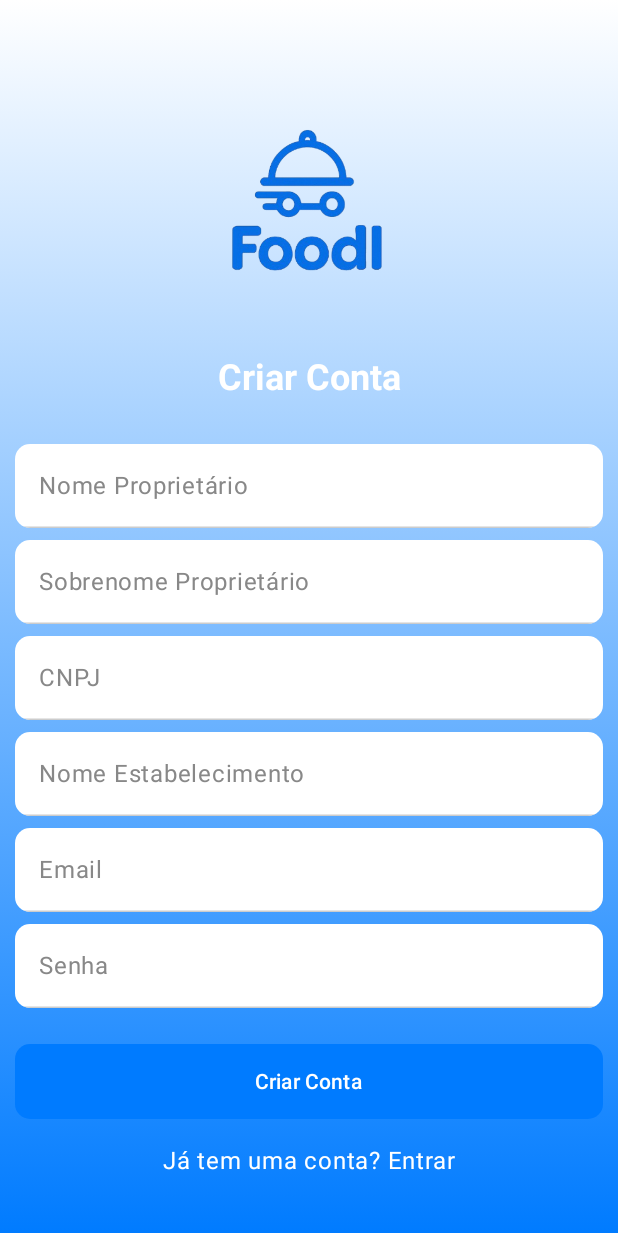
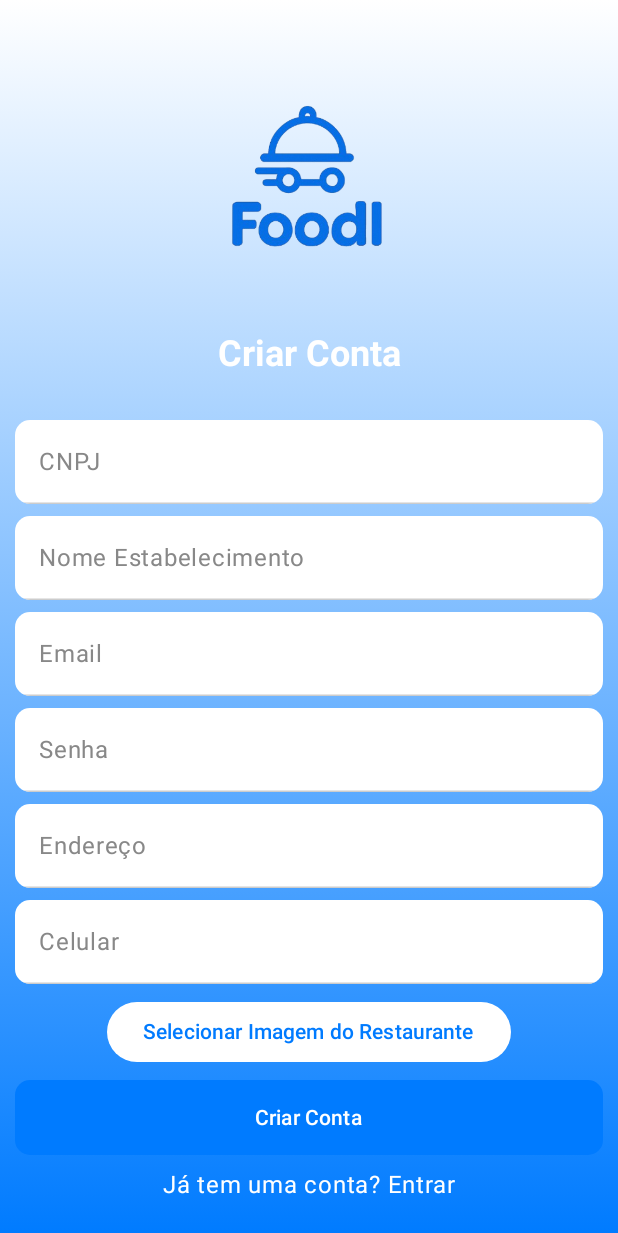
Before and after one commit to Sallazarr/CRUDFoodI, an Android app built with Jetpack Compose: the RegisterScreen screen opened through its navigation route, after a tap on "Deseja cadastrar um restaurante?", on a phone screen of 412 x 824 dp. Shown: the top 1233 px of the screen. Run offline under Robolectric (Android 15) with nearby library versions, the phone set to English and light mode, and no system bars.

Commit message:
Register db and login validation

```diff
--- a/app/src/main/java/com/example/crudfoodi/MainActivity.kt
+++ b/app/src/main/java/com/example/crudfoodi/MainActivity.kt
@@ -10,8 +10,8 @@ import androidx.compose.material3.TextFieldDefaults
 import androidx.compose.foundation.background // <--- Este aqui é o que falta!
 import androidx.navigation.NavHostController
 import androidx.compose.ui.text.input.PasswordVisualTransformation
+import com.example.crudfoodi.db.DBHelper
 
-import androidx.navigation.compose.rememberNavController
 import androidx.compose.ui.graphics.Brush
 
 import androidx.compose.material3.TextField
@@ -33,20 +33,18 @@ import androidx.compose.ui.Modifier
 
 import com.example.crudfoodi.ui.theme.CRUDFoodITheme
 
-//Import para SQLite
-import android.content.Context
-import android.database.sqlite.SQLiteDatabase
-import android.database.sqlite.SQLiteOpenHelper
-import androidx.appcompat.app.AppCompatActivity
 
-import androidx.activity.compose.setContent
 import androidx.compose.foundation.layout.*
 import androidx.compose.material3.*
 import androidx.compose.ui.text.TextStyle
 import androidx.compose.ui.text.font.FontWeight
 
-import androidx.compose.ui.unit.dp
+
 import androidx.compose.ui.unit.sp
+
+import android.widget.Toast
+import androidx.compose.runtime.*
+import androidx.compose.ui.platform.LocalContext
 
 class MainActivity : ComponentActivity() {
 
@@ -63,6 +61,15 @@ class MainActivity : ComponentActivity() {
 
 @Composable
 fun LoginScreen(navController: NavHostController){
+
+ val context = LocalContext.current
+ val dbHelper = DBHelper(context)
+
+ var email by remember { mutableStateOf("") }
+ var senha by remember { mutableStateOf("") }
+
+ var mostrarDialogo by remember { mutableStateOf(false) }
+ var tipoDialogo by remember { mutableStateOf(Pair(false, false)) }
 
  // Toda a tela com cor de fundo personalizada
  Box(
@@ -102,8 +109,8 @@ fun LoginScreen(navController: NavHostController){
 
    // Input de Email
    TextField(
-    value = "",
-    onValueChange = {},
+    value = email,
+    onValueChange = {email = it},
     label = { Text("Email") },
     modifier = Modifier
      .fillMaxWidth()
@@ -128,8 +135,8 @@ fun LoginScreen(navController: NavHostController){
    TextField(
     visualTransformation = PasswordVisualTransformation(),
 
-            value = "",
-    onValueChange = {},
+            value = senha,
+    onValueChange = {senha = it},
     label = { Text("Senha") },
     modifier = Modifier
      .fillMaxWidth()
@@ -151,7 +158,27 @@ fun LoginScreen(navController: NavHostController){
 
    // Botão de Entrar
    Button(
-    onClick = {},
+    onClick = {val (clienteExiste, restauranteExiste) = dbHelper.verificarTiposDeConta(email)
+
+     when {
+      clienteExiste && restauranteExiste -> {
+       tipoDialogo = Pair(true, true)
+       mostrarDialogo = true
+      }
+
+      clienteExiste -> {
+       navController.navigate("home_cliente")
+      }
+
+      restauranteExiste -> {
+       navController.navigate("home_restaurante")
+      }
+
+      else -> {
+       Toast.makeText(context, "Email ou senha inválidos", Toast.LENGTH_SHORT).show()
+      }
+     }},
+
     modifier = Modifier
      .fillMaxWidth()
      .height(50.dp), // Altura do botão
@@ -181,5 +208,31 @@ fun LoginScreen(navController: NavHostController){
     color = Color(0xFFffffff)
    )
   }
+
+  // 🔽 Dialogo de escolha se for os dois
+  if (mostrarDialogo && tipoDialogo.first && tipoDialogo.second) {
+   AlertDialog(
+    onDismissRequest = { mostrarDialogo = false },
+    confirmButton = {
+     TextButton(onClick = {
+      mostrarDialogo = false
+      navController.navigate("home_cliente")
+     }) {
+      Text("Entrar como Cliente")
+     }
+    },
+    dismissButton = {
+     TextButton(onClick = {
+      mostrarDialogo = false
+      navController.navigate("home_restaurante")
+     }) {
+      Text("Entrar como Restaurante")
+     }
+    },
+    title = { Text("Tipo de Conta") },
+    text = { Text("Email cadastrado como Cliente e Restaurante. Como deseja entrar?") }
+   )
+  }
+
  }
 }
--- a/app/src/main/java/com/example/crudfoodi/register.kt
+++ b/app/src/main/java/com/example/crudfoodi/register.kt
@@ -1,20 +1,43 @@
 package com.example.crudfoodi
+
+import android.widget.Toast
 import androidx.compose.foundation.clickable
+
+import androidx.compose.ui.unit.dp
+
+import androidx.compose.ui.draw.clip
+
+import androidx.compose.foundation.background
+
+import androidx.compose.material3.TextField
+
+import androidx.compose.foundation.Image
+import androidx.compose.ui.res.painterResource
+import androidx.compose.foundation.layout.*
+import androidx.compose.material3.*
+import androidx.compose.runtime.*
+
+import androidx.compose.ui.platform.LocalContext
+
+import androidx.compose.ui.unit.sp
+import com.example.crudfoodi.db.DBHelper
+
+
+
 
 import androidx.compose.ui.Alignment
 import androidx.compose.ui.graphics.Color
-import androidx.compose.ui.unit.dp
+
 import androidx.compose.foundation.shape.RoundedCornerShape
-import androidx.compose.ui.draw.clip
+
 import androidx.compose.material3.TextFieldDefaults
-import androidx.compose.foundation.background // <--- Este aqui é o que falta!
+
 import androidx.navigation.NavHostController
 import androidx.compose.ui.graphics.Brush
 
-import androidx.compose.material3.TextField
+
 import androidx.compose.material3.ButtonDefaults
-import androidx.compose.foundation.Image
-import androidx.compose.ui.res.painterResource
+
 
 
 import androidx.compose.foundation.layout.fillMaxSize
@@ -23,18 +46,24 @@ import androidx.compose.material3.Text
 import androidx.compose.runtime.Composable
 import androidx.compose.ui.Modifier
 
-//Import para SQLite
-
-import androidx.compose.foundation.layout.*
-import androidx.compose.material3.*
 import androidx.compose.ui.text.TextStyle
 import androidx.compose.ui.text.font.FontWeight
 
-import androidx.compose.ui.unit.sp
 
 @Composable
 fun RegisterScreen(navController: NavHostController) {
     // Tela de Registro
+
+    // Variáveis de estado para os campos
+    var nome by remember { mutableStateOf("") }
+    var sobrenome by remember { mutableStateOf("") }
+    var celular by remember { mutableStateOf("") }
+    var email by remember { mutableStateOf("") }
+    var senha by remember { mutableStateOf("") }
+
+    val context = LocalContext.current
+    val db = DBHelper(context)
+
     Box(
         modifier = Modifier
             .fillMaxSize()
@@ -67,8 +96,8 @@ fun RegisterScreen(navController: NavHostController) {
 
             // Inputs de Registro
             TextField(
-                value = "",
-                onValueChange = {},
+                value = nome,
+                onValueChange = {nome = it},
                 label = { Text("Nome") },
                 modifier = Modifier
                     .fillMaxWidth()
@@ -88,8 +117,8 @@ fun RegisterScreen(navController: NavHostController) {
             Spacer(modifier = Modifier.height(16.dp))
 
             TextField(
-                value = "",
-                onValueChange = {},
+                value = sobrenome,
+                onValueChange = {sobrenome = it},
                 label = { Text("Sobrenome") },
                 modifier = Modifier
                     .fillMaxWidth()
@@ -109,8 +138,8 @@ fun RegisterScreen(navController: NavHostController) {
             Spacer(modifier = Modifier.height(16.dp))
 
             TextField(
-                value = "",
-                onValueChange = {},
+                value = email,
+                onValueChange = {email = it},
                 label = { Text("Email") },
                 modifier = Modifier
                     .fillMaxWidth()
@@ -130,8 +159,8 @@ fun RegisterScreen(navController: NavHostController) {
             Spacer(modifier = Modifier.height(16.dp))
 
             TextField(
-                value = "",
-                onValueChange = {},
+                value = celular,
+                onValueChange = {celular = it},
                 label = { Text("Celular") },
                 modifier = Modifier
                     .fillMaxWidth()
@@ -151,8 +180,8 @@ fun RegisterScreen(navController: NavHostController) {
             Spacer(modifier = Modifier.height(16.dp))
 
             TextField(
-                value = "",
-                onValueChange = {},
+                value = senha,
+                onValueChange = {senha = it},
                 label = { Text("Senha") },
                 modifier = Modifier
                     .fillMaxWidth()
@@ -172,7 +201,16 @@ fun RegisterScreen(navController: NavHostController) {
             Spacer(modifier = Modifier.height(24.dp))
 
             Button(
-                onClick = {},
+                onClick = {
+                    val resultado = db.inserirCliente(nome, sobrenome, celular, email, senha)
+
+                    if (resultado) {
+                        Toast.makeText(context, "Cadastro realizado com sucesso!", Toast.LENGTH_LONG).show()
+                        navController.navigate("login")
+                    } else {
+                        Toast.makeText(context, "Erro ao cadastrar!", Toast.LENGTH_LONG).show()
+                    }
+                },
                 modifier = Modifier
                     .fillMaxWidth()
                     .height(50.dp),
@@ -188,7 +226,7 @@ fun RegisterScreen(navController: NavHostController) {
             Text(
                 text = "Já tem uma conta? Entrar",
                 color = Color(0xFFffffff),
-                modifier = Modifier.clickable { navController.navigate("MainActivity") }
+                modifier = Modifier.clickable { navController.navigate("login") }
             )
             Text(
                 text = "Deseja cadastrar um restaurante?",
--- a/app/src/main/java/com/example/crudfoodi/registerStore.kt
+++ b/app/src/main/java/com/example/crudfoodi/registerStore.kt
@@ -1,5 +1,5 @@
 package com.example.crudfoodi
-
+import com.example.crudfoodi.db.DBHelper
 import androidx.compose.foundation.clickable
 
 import androidx.compose.ui.Alignment
@@ -35,9 +35,40 @@ import androidx.compose.ui.text.font.FontWeight
 
 import androidx.compose.ui.unit.sp
 
+import androidx.compose.runtime.mutableStateOf
+import androidx.compose.runtime.remember
+
+import android.net.Uri
+import android.widget.Toast
+
+import androidx.activity.compose.rememberLauncherForActivityResult
+import androidx.activity.result.contract.ActivityResultContracts
+import androidx.compose.ui.platform.LocalContext
+import androidx.compose.runtime.getValue
+import androidx.compose.runtime.setValue
+
+
 @Composable
 fun RegisterStoreScreen(navController: NavHostController) {
     // Tela de Registro
+
+    val context = LocalContext.current
+    val dbHelper = DBHelper(context)
+
+
+
+    var endereco by remember { mutableStateOf("") }
+    var celular by remember { mutableStateOf("") }
+    var cnpj by remember { mutableStateOf("") }
+    var nomeLoja by remember { mutableStateOf("") }
+    var email by remember { mutableStateOf("") }
+    var senha by remember { mutableStateOf("") }
+
+    val imageUri = remember { mutableStateOf<Uri?>(null) }
+
+    val launcher = rememberLauncherForActivityResult(ActivityResultContracts.GetContent()) { uri ->
+        imageUri.value = uri
+    }
     Box(
         modifier = Modifier
             .fillMaxSize()
@@ -73,10 +104,95 @@ fun RegisterStoreScreen(navController: NavHostController) {
             Spacer(modifier = Modifier.height(30.dp))
 
             // Inputs de Registro
+
             TextField(
-                value = "",
-                onValueChange = {},
-                label = { Text("Nome Proprietário") },
+                value = cnpj,
+                onValueChange = {cnpj = it},
+                label = { Text("CNPJ") },
+                modifier = Modifier
+                    .fillMaxWidth()
+                    .clip(RoundedCornerShape(10.dp)),
+                colors = TextFieldDefaults.colors(
+                    focusedContainerColor = Color.White,
+                    unfocusedContainerColor = Color.White,
+                    focusedIndicatorColor = Color(0xFF007bff),
+                    unfocusedIndicatorColor = Color.LightGray,
+                    focusedLabelColor = Color(0xFF007bff),
+                    unfocusedLabelColor = Color.Gray,
+                    cursorColor = Color(0xFF007bff)
+                ),
+                textStyle = TextStyle(color = Color.Black)
+            )
+
+            Spacer(modifier = Modifier.height(8.dp))
+
+            TextField(
+                value = nomeLoja,
+                onValueChange = {nomeLoja = it},
+                label = { Text("Nome Estabelecimento") },
+                modifier = Modifier
+                    .fillMaxWidth()
+                    .clip(RoundedCornerShape(10.dp)),
+                colors = TextFieldDefaults.colors(
+                    focusedContainerColor = Color.White,
+                    unfocusedContainerColor = Color.White,
+                    focusedIndicatorColor = Color(0xFF007bff),
+                    unfocusedIndicatorColor = Color.LightGray,
+                    focusedLabelColor = Color(0xFF007bff),
+                    unfocusedLabelColor = Color.Gray,
+                    cursorColor = Color(0xFF007bff)
+                ),
+                textStyle = TextStyle(color = Color.Black)
+            )
+
+            Spacer(modifier = Modifier.height(8.dp))
+
+            TextField(
+                value = email,
+                onValueChange = {email = it},
+                label = { Text("Email") },
+                modifier = Modifier
+                    .fillMaxWidth()
+                    .clip(RoundedCornerShape(10.dp)),
+                colors = TextFieldDefaults.colors(
+                    focusedContainerColor = Color.White,
+                    unfocusedContainerColor = Color.White,
+                    focusedIndicatorColor = Color(0xFF007bff),
+                    unfocusedIndicatorColor = Color.LightGray,
+                    focusedLabelColor = Color(0xFF007bff),
+                    unfocusedLabelColor = Color.Gray,
+                    cursorColor = Color(0xFF007bff)
+                ),
+                textStyle = TextStyle(color = Color.Black)
+            )
+
+            Spacer(modifier = Modifier.height(8.dp))
+
+            TextField(
+                value = senha,
+                onValueChange = {senha = it},
+                label = { Text("Senha") },
+                modifier = Modifier
+                    .fillMaxWidth()
+                    .clip(RoundedCornerShape(10.dp)),
+                colors = TextFieldDefaults.colors(
+                    focusedContainerColor = Color.White,
+                    unfocusedContainerColor = Color.White,
+                    focusedIndicatorColor = Color(0xFF007bff),
+                    unfocusedIndicatorColor = Color.LightGray,
+                    focusedLabelColor = Color(0xFF007bff),
+                    unfocusedLabelColor = Color.Gray,
+                    cursorColor = Color(0xFF007bff)
+                ),
+                textStyle = TextStyle(color = Color.Black)
+            )
+
+            Spacer(modifier = Modifier.height(8.dp))
+
+            TextField(
+                value = endereco,
+                onValueChange = {endereco = it},
+                label = { Text("Endereço") },
                 modifier = Modifier
                     .fillMaxWidth()
                     .clip(RoundedCornerShape(10.dp)),
@@ -97,9 +213,9 @@ fun RegisterStoreScreen(navController: NavHostController) {
             Spacer(modifier = Modifier.height(8.dp))
 
             TextField(
-                value = "",
-                onValueChange = {},
-                label = { Text("Sobrenome Proprietário") },
+                value = celular,
+                onValueChange = {celular = it},
+                label = { Text("Celular") },
                 modifier = Modifier
                     .fillMaxWidth()
                     .clip(RoundedCornerShape(10.dp)),
@@ -119,93 +235,52 @@ fun RegisterStoreScreen(navController: NavHostController) {
 
             Spacer(modifier = Modifier.height(8.dp))
 
-            TextField(
-                value = "",
-                onValueChange = {},
-                label = { Text("CNPJ") },
-                modifier = Modifier
-                    .fillMaxWidth()
-                    .clip(RoundedCornerShape(10.dp)),
-                colors = TextFieldDefaults.colors(
-                    focusedContainerColor = Color.White,
-                    unfocusedContainerColor = Color.White,
-                    focusedIndicatorColor = Color(0xFF007bff),
-                    unfocusedIndicatorColor = Color.LightGray,
-                    focusedLabelColor = Color(0xFF007bff),
-                    unfocusedLabelColor = Color.Gray,
-                    cursorColor = Color(0xFF007bff)
-                ),
-                textStyle = TextStyle(color = Color.Black)
-            )
+            Button(
+                onClick = { launcher.launch("image/*") },
+                colors = ButtonDefaults.buttonColors(containerColor = Color.White)
+            ) {
+                Text("Selecionar Imagem do Restaurante", color = Color(0xFF007bff))
+            }
+
+            imageUri.value?.let {
+                Text("Imagem selecionada: ${it.lastPathSegment}", color = Color.White, fontSize = 12.sp)
+            }
 
             Spacer(modifier = Modifier.height(8.dp))
 
-            TextField(
-                value = "",
-                onValueChange = {},
-                label = { Text("Nome Estabelecimento") },
-                modifier = Modifier
-                    .fillMaxWidth()
-                    .clip(RoundedCornerShape(10.dp)),
-                colors = TextFieldDefaults.colors(
-                    focusedContainerColor = Color.White,
-                    unfocusedContainerColor = Color.White,
-                    focusedIndicatorColor = Color(0xFF007bff),
-                    unfocusedIndicatorColor = Color.LightGray,
-                    focusedLabelColor = Color(0xFF007bff),
-                    unfocusedLabelColor = Color.Gray,
-                    cursorColor = Color(0xFF007bff)
-                ),
-                textStyle = TextStyle(color = Color.Black)
-            )
-
-            Spacer(modifier = Modifier.height(8.dp))
-
-            TextField(
-                value = "",
-                onValueChange = {},
-                label = { Text("Email") },
-                modifier = Modifier
-                    .fillMaxWidth()
-                    .clip(RoundedCornerShape(10.dp)),
-                colors = TextFieldDefaults.colors(
-                    focusedContainerColor = Color.White,
-                    unfocusedContainerColor = Color.White,
-                    focusedIndicatorColor = Color(0xFF007bff),
-                    unfocusedIndicatorColor = Color.LightGray,
-                    focusedLabelColor = Color(0xFF007bff),
-                    unfocusedLabelColor = Color.Gray,
-                    cursorColor = Color(0xFF007bff)
-                ),
-                textStyle = TextStyle(color = Color.Black)
-            )
-
-            Spacer(modifier = Modifier.height(8.dp))
-
-            TextField(
-                value = "",
-                onValueChange = {},
-                label = { Text("Senha") },
-                modifier = Modifier
-                    .fillMaxWidth()
-                    .clip(RoundedCornerShape(10.dp)),
-                colors = TextFieldDefaults.colors(
-                    focusedContainerColor = Color.White,
-                    unfocusedContainerColor = Color.White,
-                    focusedIndicatorColor = Color(0xFF007bff),
-                    unfocusedIndicatorColor = Color.LightGray,
-                    focusedLabelColor = Color(0xFF007bff),
-                    unfocusedLabelColor = Color.Gray,
-                    cursorColor = Color(0xFF007bff)
-                ),
-                textStyle = TextStyle(color = Color.Black)
-            )
+            Button(
+                onClick = {
+                    val imagemPath = imageUri.value?.toString() ?: ""
 
 
-            Spacer(modifier = Modifier.height(24.dp))
 
-            Button(
-                onClick = {},
+                    val resultado = dbHelper.insertRestaurante(
+                        nome = nomeLoja,
+                        celular = celular, // você pode adicionar um campo se quiser
+                        endereco = endereco, // idem
+                        imagem = imagemPath,
+                        email = email,
+                        senha = senha,
+                        cnpj = cnpj);
+
+                        if (resultado) {
+                            // Sucesso no cadastro
+                            Toast.makeText(context, "Cadastro realizado com sucesso!", Toast.LENGTH_SHORT).show()
+                            // Navega para a tela de login após o sucesso
+                            navController.navigate("login")
+                        } else {
+                            // Falha no cadastro
+                            Toast.makeText(
+                                context,
+                                "Falha no cadastro. Tente novamente.",
+                                Toast.LENGTH_SHORT
+                            ).show()
+                        }
+
+
+                    // Aqui você pode adicionar navegação ou alerta de sucesso
+                    navController.navigate("login") // ou qualquer rota após o cadastro
+                },
                 modifier = Modifier
                     .fillMaxWidth()
                     .height(50.dp),
@@ -215,7 +290,7 @@ fun RegisterStoreScreen(navController: NavHostController) {
                 Text("Criar Conta", color = Color.White)
             }
 
-            Spacer(modifier = Modifier.height(16.dp))
+            Spacer(modifier = Modifier.height(8.dp))
 
             // Texto de registro
             Text(
```
Also changed, not shown: app/src/main/java/com/example/crudfoodi/db/DBHelper.kt (+49 -2 lines).
